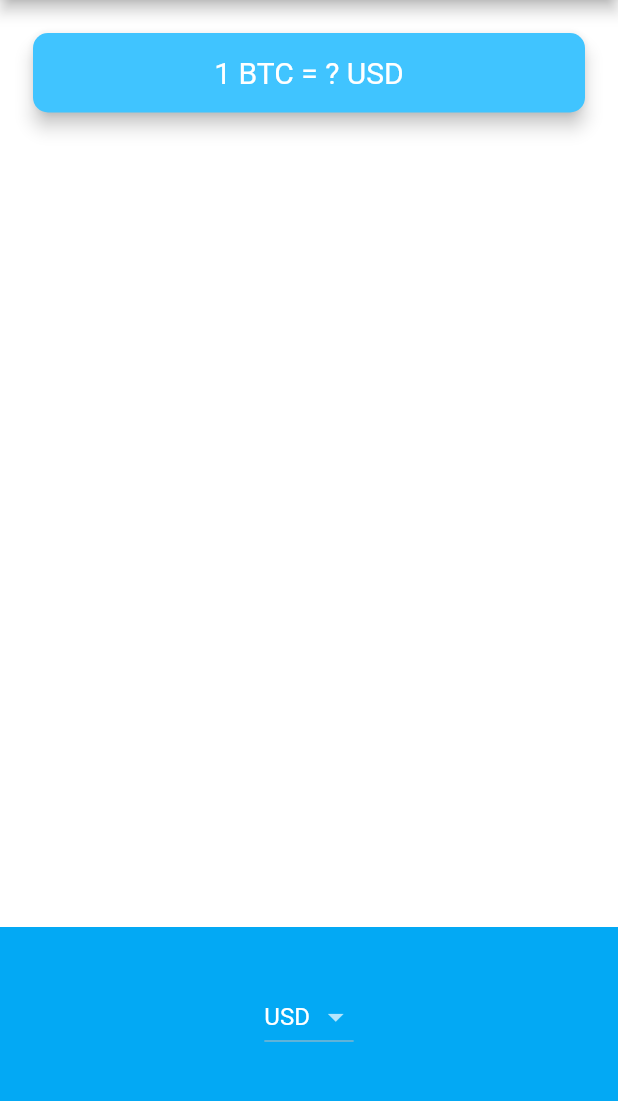
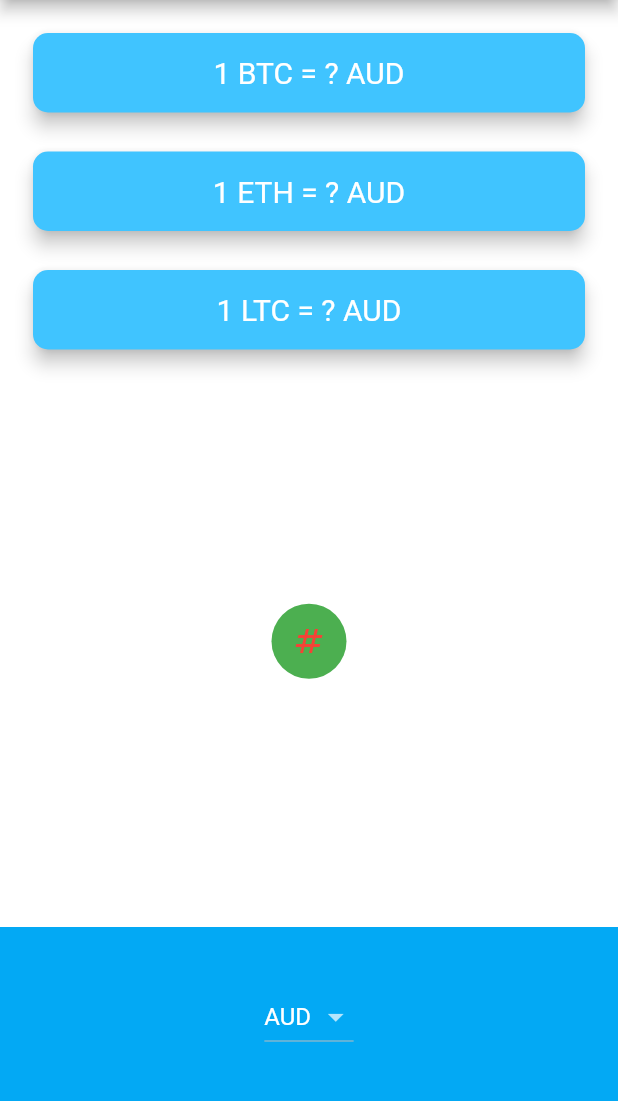
Before and after one commit to vattvichet/Cryto-Price, a Flutter app: the screen it shows after launch, on a phone screen of 412 x 824 dp, the part 84-1185 px from its top. Run offline on Flutter 3.47's test engine with Material 2 defaults, Android fonts, the phone set to English and light mode, and no system bars; network calls fail.

```diff
--- a/lib/price_screen.dart
+++ b/lib/price_screen.dart
@@ -12,15 +12,8 @@ class PriceScreen extends StatefulWidget {
 
 class _PriceScreenState extends State<PriceScreen> {
   CoinData coinData = CoinData();
-  double rate;
 
-  void updateUI() async {
-    rate = await coinData.getCoinData();
-
-    print("rate: $rate");
-  }
-
-  String selectedCurrency = 'USD';
+  String selectedCurrency = 'AUD';
 
   DropdownButton<String> androidDropdown() {
     List<DropdownMenuItem<String>> dropdownItems = [];
@@ -38,6 +31,7 @@ class _PriceScreenState extends State<PriceScreen> {
       onChanged: (value) {
         setState(() {
           selectedCurrency = value;
+          bitcoinValue = '?';
         });
       },
     );
@@ -53,19 +47,59 @@ class _PriceScreenState extends State<PriceScreen> {
       backgroundColor: Colors.lightBlue,
       itemExtent: 32.0,
       onSelectedItemChanged: (selectedIndex) {
+        setState(() {
+          selectedCurrency = currenciesList[selectedIndex];
+          bitcoinValue = '?';
+          //2: Call getData() when the picker/dropdown changes.
+        });
         print(selectedIndex);
       },
       children: pickerItems,
     );
   }
 
+  String bitcoinValue = '?';
+
+  void getData() async {
+    try {
+      isWaiting = true;
+      //We're now passing the selectedCurrency when we call getCoinData().
+      var data = await CoinData().getCoinData(selectedCurrency);
+
+      isWaiting = false;
+      setState(() {
+        bitcoinValue = data;
+      });
+    } catch (e) {
+      print(e);
+    }
+  }
+
+  Map<String, String> coinValues = {};
+  bool isWaiting = false;
+
+  Column makeCards() {
+    List<CoinCard> cryptoCards = [];
+    for (String crypto in cryptoList) {
+      cryptoCards.add(
+        CoinCard(
+          roleCoin: crypto,
+          selectedCurrency: selectedCurrency,
+          coinValue: isWaiting ? '?' : coinValues[crypto],
+        ),
+      );
+    }
+    return Column(
+      crossAxisAlignment: CrossAxisAlignment.stretch,
+      children: cryptoCards,
+    );
+  }
   //TODO: Create a method here called getData() to get the coin data from coin_data.dart
 
   @override
   void initState() {
     super.initState();
-    coinData.getCoinData();
-    updateUI();
+    getData();
 
     //TODO: Call getData() when the screen loads up.
   }
@@ -78,30 +112,25 @@ class _PriceScreenState extends State<PriceScreen> {
       ),
       body: Column(
         mainAxisAlignment: MainAxisAlignment.spaceBetween,
-        crossAxisAlignment: CrossAxisAlignment.stretch,
         children: <Widget>[
-          Padding(
-            padding: EdgeInsets.fromLTRB(18.0, 18.0, 18.0, 0),
-            child: Card(
-              color: Colors.lightBlueAccent,
-              elevation: 5.0,
-              shape: RoundedRectangleBorder(
-                borderRadius: BorderRadius.circular(10.0),
-              ),
-              child: Padding(
-                padding: EdgeInsets.symmetric(vertical: 15.0, horizontal: 28.0),
-                child: Text(
-                  //TODO: Update the Text Widget with the live bitcoin data here.
-                  rate != null
-                      ? '1 BTC = ${rate.toStringAsFixed(2)} USD'
-                      : '1 BTC = ? USD',
-                  textAlign: TextAlign.center,
-                  style: TextStyle(
-                    fontSize: 20.0,
-                    color: Colors.white,
-                  ),
-                ),
-              ),
+          Column(
+            children: [
+              makeCards(),
+            ],
+          ),
+          Container(
+            height: 50,
+            width: 50,
+            decoration: BoxDecoration(
+              borderRadius: BorderRadius.circular(50),
+              color: Colors.green,
+            ),
+            child: IconButton(
+              onPressed: () {
+                getData();
+              },
+              icon: Icon(Icons.numbers),
+              color: Colors.red,
             ),
           ),
           Container(
@@ -116,3 +145,40 @@ class _PriceScreenState extends State<PriceScreen> {
     );
   }
 }
+
+class CoinCard extends StatelessWidget {
+  const CoinCard(
+      {Key key,
+      @required this.roleCoin,
+      @required this.coinValue,
+      @required this.selectedCurrency})
+      : super(key: key);
+  final String roleCoin;
+  final String coinValue;
+  final String selectedCurrency;
+  @override
+  Widget build(BuildContext context) {
+    return Padding(
+      padding: EdgeInsets.fromLTRB(18.0, 18.0, 18.0, 0),
+      child: Card(
+        color: Colors.lightBlueAccent,
+        elevation: 5.0,
+        shape: RoundedRectangleBorder(
+          borderRadius: BorderRadius.circular(10.0),
+        ),
+        child: Padding(
+          padding: EdgeInsets.symmetric(vertical: 15.0, horizontal: 28.0),
+          child: Text(
+            //TODO: Update the Text Widget with the live bitcoin data here.
+            '1 $roleCoin = $coinValue $selectedCurrency',
+            textAlign: TextAlign.center,
+            style: TextStyle(
+              fontSize: 20.0,
+              color: Colors.white,
+            ),
+          ),
+        ),
+      ),
+    );
+  }
+}
```
Also changed, not shown: lib/coin_data.dart (+19 -13 lines).
